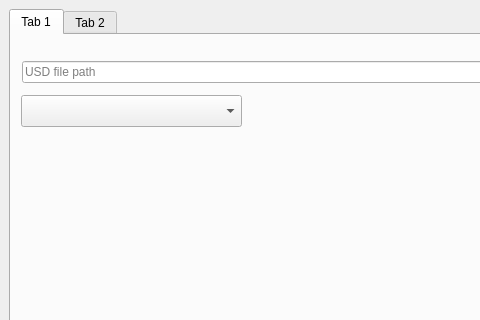
First picture: the form in src/usdSimple/mainwindow.ui, repository mialana/neural-for-usd, before the edit; both pictures show x 0 to 480 and y 0 to 320 of the 1280 by 832 pixel window.
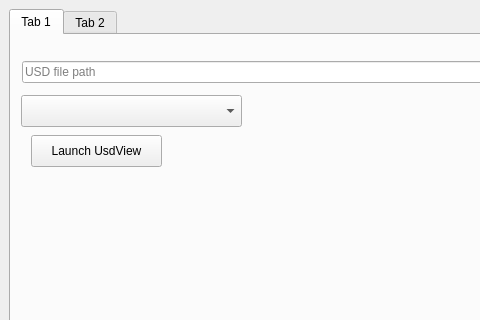
Second picture: the form after the edit.

Commit message: Begin UsdView Integration

Diff of the .ui file:
```diff
--- a/src/usdSimple/mainwindow.ui
+++ b/src/usdSimple/mainwindow.ui
@@ -117,6 +117,19 @@
          <string>Choose skydome texture</string>
         </property>
        </widget>
+       <widget class="QPushButton" name="pushButton_7">
+        <property name="geometry">
+         <rect>
+          <x>20</x>
+          <y>100</y>
+          <width>131</width>
+          <height>32</height>
+         </rect>
+        </property>
+        <property name="text">
+         <string>Launch UsdView</string>
+        </property>
+       </widget>
        <widget class="QLabel" name="label_5">
         <property name="geometry">
          <rect>
```
The commit also changes 2 other files.
